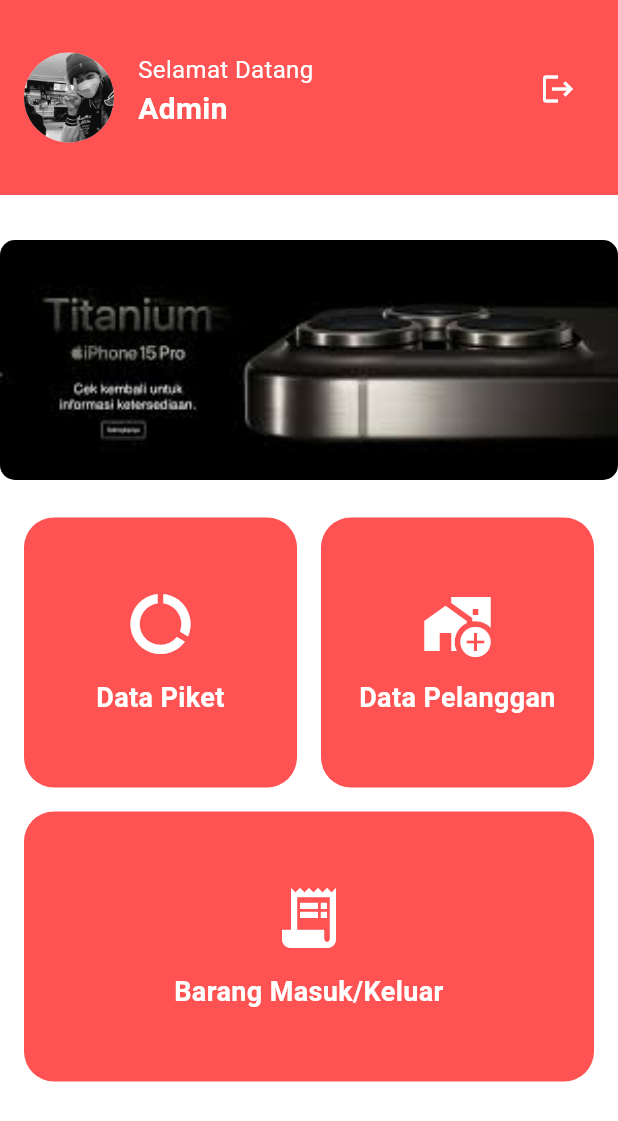
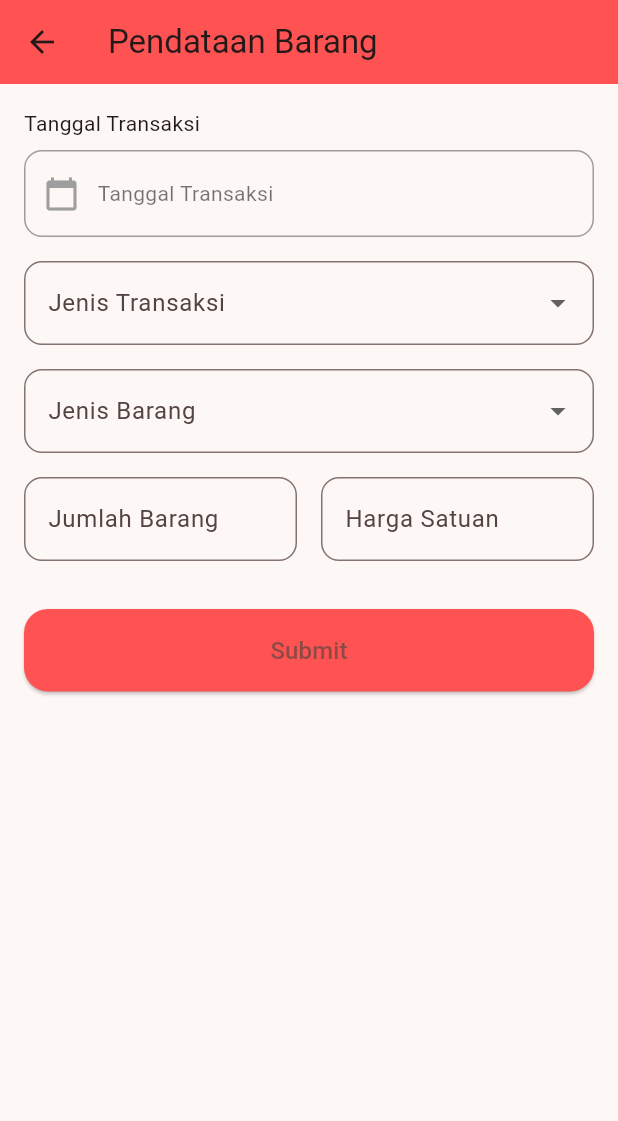
Before and after one commit to zanthegreat18/20220140043_UCP1Flutter, a Flutter app: the HomePage screen opened directly, after a tap on "Barang Masuk/Keluar", on a phone screen of 412 x 824 dp. Shown: the top 1121 px of the screen. Run offline on Flutter 3.47's test engine with Material 3 defaults, Android fonts, the phone set to English and light mode, and no system bars.

Commit message:
data barang page method dan tampilan

```diff
--- /dev/null
+++ b/ucp1/lib/data_barang_page.dart
@@ -0,0 +1,175 @@
+import 'package:flutter/material.dart';
+import 'package:intl/intl.dart'; // Buat format tanggal
+
+class PendataanBarangPage extends StatefulWidget {
+  const PendataanBarangPage({super.key});
+
+  @override
+  State<PendataanBarangPage> createState() => _PendataanBarangPageState();
+}
+
+class _PendataanBarangPageState extends State<PendataanBarangPage> {
+  DateTime? selectedDate;
+  String? selectedJenisTransaksi;
+  String? selectedJenisBarang;
+  final TextEditingController jumlahController = TextEditingController();
+  final TextEditingController hargaController = TextEditingController();
+
+  final List<String> jenisTransaksiList = ['Masuk', 'Keluar'];
+  final List<String> jenisBarangList = ['Iphone 11 pro', 'Iphone 11', 'Iphone 12', 'Iphone 12 pro'];
+
+  void _submitData() {
+    if (selectedDate == null ||
+        selectedJenisTransaksi == null ||
+        selectedJenisBarang == null ||
+        jumlahController.text.isEmpty ||
+        hargaController.text.isEmpty) {
+      ScaffoldMessenger.of(context).showSnackBar(
+        const SnackBar(content: Text('Mohon lengkapi semua data')),
+      );
+      return;
+    }
+
+    // Kalau mau simpan ke database, api, dll bisa lanjut disini
+    debugPrint('Tanggal: ${DateFormat('dd-MM-yyyy').format(selectedDate!)}');
+    debugPrint('Jenis Transaksi: $selectedJenisTransaksi');
+    debugPrint('Jenis Barang: $selectedJenisBarang');
+    debugPrint('Jumlah Barang: ${jumlahController.text}');
+    debugPrint('Harga Satuan: ${hargaController.text}');
+
+    ScaffoldMessenger.of(context).showSnackBar(
+      const SnackBar(content: Text('Data berhasil disubmit!')),
+    );
+  }
+
+  Future<void> _pickDate() async {
+    final DateTime? picked = await showDatePicker(
+      context: context,
+      initialDate: DateTime.now(),
+      firstDate: DateTime(2020),
+      lastDate: DateTime(2100),
+    );
+    if (picked != null && picked != selectedDate) {
+      setState(() {
+        selectedDate = picked;
+      });
+    }
+  }
+
+  @override
+  Widget build(BuildContext context) {
+    return Scaffold(
+      backgroundColor: const Color(0xFFFDF7F5),
+      appBar: AppBar(
+        backgroundColor: Colors.redAccent,
+        title: const Text('Pendataan Barang'),
+      ),
+      body: Padding(
+        padding: const EdgeInsets.all(16),
+        child: SingleChildScrollView(
+          child: Column(
+            crossAxisAlignment: CrossAxisAlignment.start,
+            children: [
+              const Text('Tanggal Transaksi'),
+              const SizedBox(height: 8),
+              GestureDetector(
+                onTap: _pickDate,
+                child: Container(
+                  padding: const EdgeInsets.symmetric(horizontal: 12, vertical: 16),
+                  decoration: BoxDecoration(
+                    border: Border.all(color: Colors.grey),
+                    borderRadius: BorderRadius.circular(12),
+                  ),
+                  child: Row(
+                    children: [
+                      const Icon(Icons.calendar_today, color: Colors.grey),
+                      const SizedBox(width: 12),
+                      Text(
+                        selectedDate != null
+                            ? DateFormat('dd-MM-yyyy').format(selectedDate!)
+                            : 'Tanggal Transaksi',
+                        style: const TextStyle(color: Colors.black54),
+                      ),
+                    ],
+                  ),
+                ),
+              ),
+              const SizedBox(height: 16),
+              DropdownButtonFormField<String>(
+                decoration: InputDecoration(
+                  labelText: 'Jenis Transaksi',
+                  border: OutlineInputBorder(borderRadius: BorderRadius.circular(12)),
+                ),
+                items: jenisTransaksiList
+                    .map((jenis) => DropdownMenuItem(value: jenis, child: Text(jenis)))
+                    .toList(),
+                onChanged: (value) {
+                  setState(() {
+                    selectedJenisTransaksi = value;
+                  });
+                },
+              ),
+              const SizedBox(height: 16),
+              DropdownButtonFormField<String>(
+                decoration: InputDecoration(
+                  labelText: 'Jenis Barang',
+                  border: OutlineInputBorder(borderRadius: BorderRadius.circular(12)),
+                ),
+                items: jenisBarangList
+                    .map((barang) => DropdownMenuItem(value: barang, child: Text(barang)))
+                    .toList(),
+                onChanged: (value) {
+                  setState(() {
+                    selectedJenisBarang = value;
+                  });
+                },
+              ),
+              const SizedBox(height: 16),
+              Row(
+                children: [
+                  Expanded(
+                    child: TextField(
+                      controller: jumlahController,
+                      keyboardType: TextInputType.number,
+                      decoration: InputDecoration(
+                        labelText: 'Jumlah Barang',
+                        border: OutlineInputBorder(borderRadius: BorderRadius.circular(12)),
+                      ),
+                    ),
+                  ),
+                  const SizedBox(width: 16),
+                  Expanded(
+                    child: TextField(
+                      controller: hargaController,
+                      keyboardType: TextInputType.number,
+                      decoration: InputDecoration(
+                        prefixText: 'Rp. ',
+                        labelText: 'Harga Satuan',
+                        border: OutlineInputBorder(borderRadius: BorderRadius.circular(12)),
+                      ),
+                    ),
+                  ),
+                ],
+              ),
+              const SizedBox(height: 32),
+              SizedBox(
+                width: double.infinity,
+                height: 55,
+                child: ElevatedButton(
+                  style: ElevatedButton.styleFrom(
+                    backgroundColor: Colors.redAccent,
+                    shape: RoundedRectangleBorder(
+                      borderRadius: BorderRadius.circular(16),
+                    ),
+                  ),
+                  onPressed: _submitData,
+                  child: const Text('Submit', style: TextStyle(fontSize: 16)),
+                ),
+              ),
+            ],
+          ),
+        ),
+      ),
+    );
+  }
+}
--- a/ucp1/lib/home_page.dart
+++ b/ucp1/lib/home_page.dart
@@ -1,6 +1,7 @@
 import 'package:flutter/material.dart';
 import 'piket_page.dart';
 import 'pelanggan_page.dart';
+import 'data_barang_page.dart';
 
 class HomePage extends StatelessWidget {
   const HomePage({super.key});
@@ -110,7 +111,12 @@
                     icon: Icons.receipt_long,
                     label: 'Barang Masuk/Keluar',
                     onTap: () {
-                      // Arahkan nanti ke halaman Barang Masuk/Keluar
+                      Navigator.push(
+                        context,
+                        MaterialPageRoute(
+                          builder: (context) => const PendataanBarangPage(),
+                        ),
+                      );
                     },
                     isFullWidth: true,
                   ),
```
